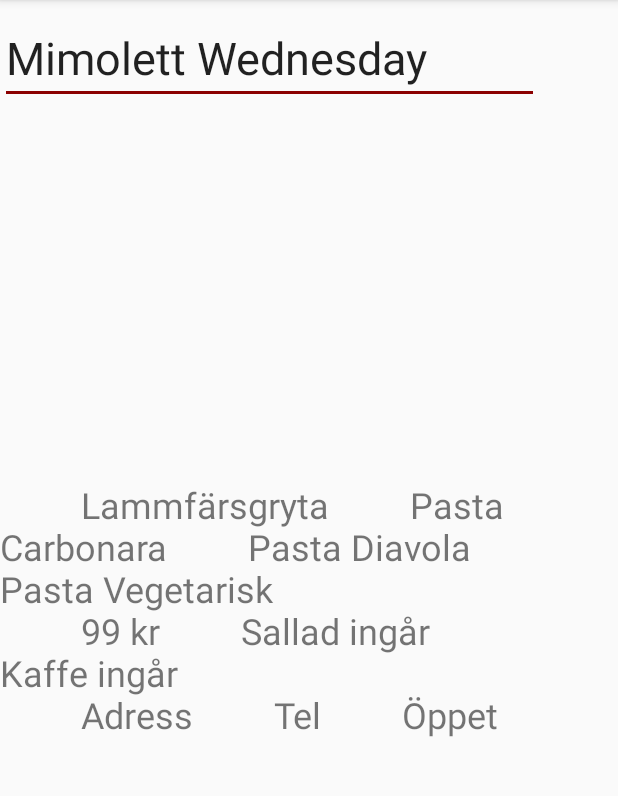
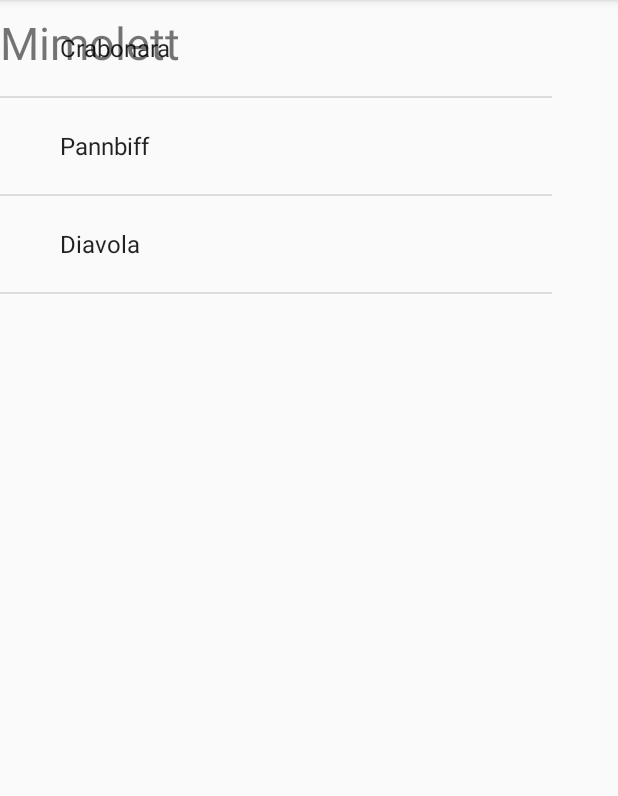
Before and after one commit to glindouf/TodaysLunch, an Android app: the lunch screen opened directly, with no data from a screen before it, on a phone screen of 412 x 824 dp, the part 84-880 px from its top. Run offline under Robolectric (Android 15) with nearby library versions, the phone set to English and light mode, and no system bars.

Commit message:
new changes

```diff
--- a/app/src/main/java/com/example/gustav/todayslunch/lunch.java
+++ b/app/src/main/java/com/example/gustav/todayslunch/lunch.java
@@ -2,12 +2,24 @@ package com.example.gustav.todayslunch;
 
 import android.support.v7.app.AppCompatActivity;
 import android.os.Bundle;
+import android.widget.TextView;
+import android.widget.ListView;
+import android.widget.ArrayAdapter;
 
 public class lunch extends AppCompatActivity {
+    ListView menu;
+    String[] menuItems = {"Crabonara","Pannbiff","Diavola"};
+
 
     @Override
     protected void onCreate(Bundle savedInstanceState) {
         super.onCreate(savedInstanceState);
         setContentView(R.layout.activity_lunch);
+        TextView t=(TextView)findViewById(R.id.title);
+        t.setText("Mimolett");
+        menu = (ListView) findViewById(R.id.menu);
+        ArrayAdapter<String> arrayAdapter = new ArrayAdapter<String>(this,android.R.layout.simple_expandable_list_item_1,menuItems);
+        menu.setAdapter(arrayAdapter);
+
     }
 }
--- a/app/src/main/res/layout/activity_lunch.xml
+++ b/app/src/main/res/layout/activity_lunch.xml
@@ -7,29 +7,7 @@
     tools:context="com.example.gustav.todayslunch.lunch">
 
     <TextView
-        android:id="@+id/textView"
-        android:layout_width="358dp"
-        android:layout_height="440dp"
-        android:layout_marginBottom="8dp"
-        android:text="
-        Lammfärsgryta
-        Pasta Carbonara
-        Pasta Diavola
-        Pasta Vegetarisk
-\n
-        99 kr
-        Sallad ingår
-        Kaffe ingår
-\n
-        Adress
-        Tel
-        Öppet "
-        android:textSize="24sp"
-        app:layout_constraintBottom_toBottomOf="parent"
-        tools:layout_editor_absoluteX="22dp" />
-
-    <EditText
-        android:id="@+id/editText"
+        android:id="@+id/title"
         android:layout_width="359dp"
         android:layout_height="61dp"
         android:layout_marginTop="8dp"
@@ -39,4 +17,12 @@
         android:textSize="30sp"
         app:layout_constraintTop_toTopOf="parent"
         tools:layout_editor_absoluteX="18dp" />
+
+    <ListView
+        android:id="@+id/menu"
+        android:layout_width="368dp"
+        android:layout_height="426dp"
+        tools:layout_editor_absoluteX="8dp"
+        tools:layout_editor_absoluteY="77dp" />
+
 </android.support.constraint.ConstraintLayout>
```
Also changed, not shown: app/src/main/res/layout/activity_main.xml (+1 -10 lines), app/src/main/res/values/strings.xml (+8 -0 lines).
